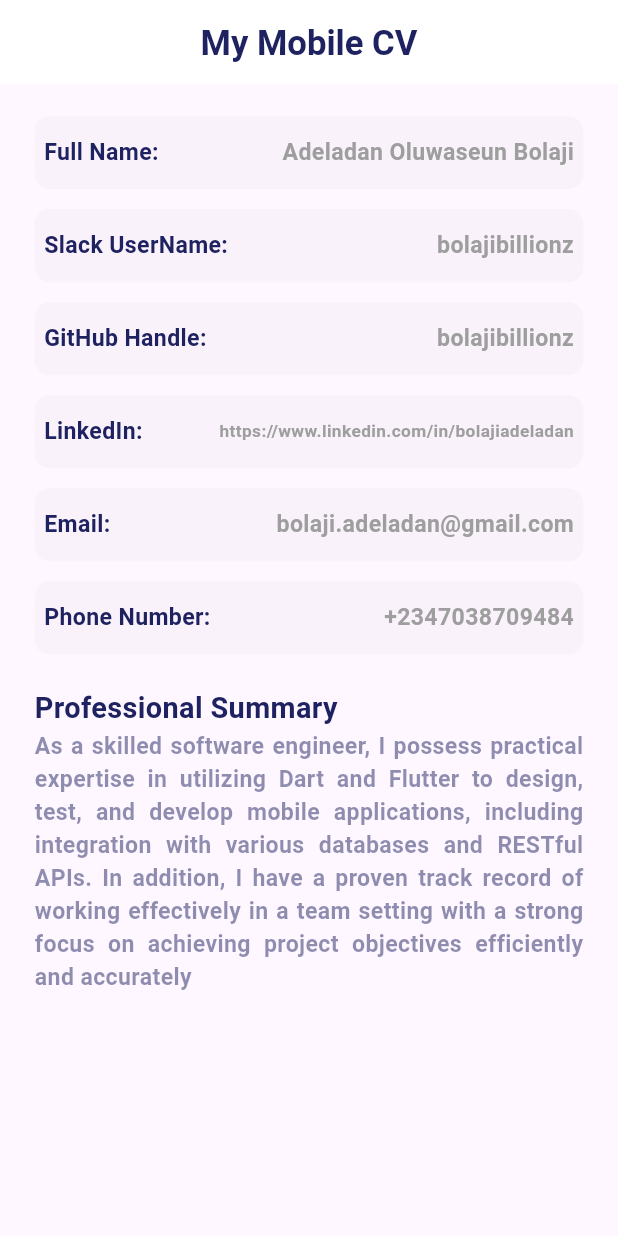
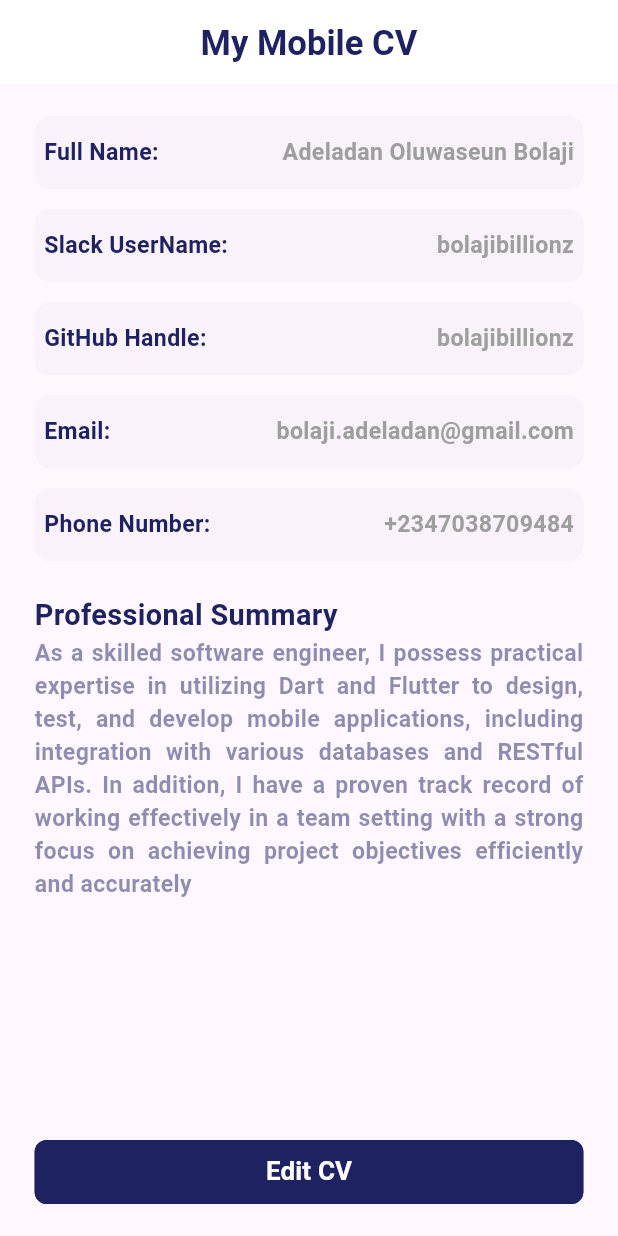
Before and after one commit to bolajibillionz/hngx_second_task-Mobile_CV_app, a Flutter app: the screen it shows after launch, on a phone screen of 412 x 824 dp. Run offline on Flutter 3.47's test engine with Material 2 defaults, Android fonts, the phone set to English and light mode, and no system bars.

Commit message:
edit Cv implemented

```diff
--- a/lib/constants/custom_button.dart
+++ b/lib/constants/custom_button.dart
@@ -8,13 +8,10 @@ class BuildCustomButton extends StatelessWidget {
     super.key,
     required this.onPressed,
     required this.buttonText,
-
   });
 
   final void Function()? onPressed;
   final String buttonText;
-
-
 
   @override
   Widget build(BuildContext context) {
@@ -31,7 +28,7 @@ class BuildCustomButton extends StatelessWidget {
                 side: BorderSide(color: AppColor.primaryColor))),
         child: buildCustomText(
             inputText: buttonText,
-            fontSize: 14,
+            fontSize: 18,
             weight: FontWeight.bold,
             colorName: AppColor.generalWhite),
       ),
--- a/lib/screens/home_page.dart
+++ b/lib/screens/home_page.dart
@@ -1,10 +1,25 @@
 import 'package:flutter/material.dart';
 import 'package:hngx_second_project/constants/constants.dart';
+import 'package:hngx_second_project/constants/custom_button.dart';
 import 'package:hngx_second_project/constants/custom_text.dart';
 import 'package:hngx_second_project/constants/size_config.dart';
+import 'package:hngx_second_project/screens/edit_cv_page.dart';
 
 class HomePage extends StatelessWidget {
-  const HomePage({super.key});
+  final String fullName;
+  final String slackName;
+  final String gitHubHandle;
+  final String email;
+  final String phoneNumber;
+  final String summary;
+  const HomePage({super.key,
+    required this.fullName,
+      required this.slackName,
+      required this.gitHubHandle,
+      required this.email,
+      required this.phoneNumber,
+      required this.summary
+   });
 
   @override
   Widget build(BuildContext context) {
@@ -13,6 +28,7 @@ class HomePage extends StatelessWidget {
       appBar: AppBar(
         backgroundColor: AppColor.generalWhite,
         elevation: 0,
+        automaticallyImplyLeading: false,
         centerTitle: true,
         title: buildCustomText(
             inputText: AppTexts.title,
@@ -28,16 +44,17 @@ class HomePage extends StatelessWidget {
           child: Column(
             crossAxisAlignment: CrossAxisAlignment.start,
             children: [
-              buildCVDetails(title: 'Full Name:', subTitle: AppTexts.fullName),
+              buildCVDetails(title: 'Full Name:', subTitle: fullName),
               buildCVDetails(
-                  title: 'Slack UserName:', subTitle: AppTexts.slackName),
+                  title: 'Slack UserName:', subTitle: slackName),
               buildCVDetails(
-                  title: 'GitHub Handle:', subTitle: AppTexts.gitHubHandle),
-              buildCVDetails(title: 'LinkedIn:', subTitle: AppTexts.linkedIn),
-              buildCVDetails(title: 'Email:', subTitle: AppTexts.email),
+                  title: 'GitHub Handle:', subTitle: gitHubHandle),
+              buildCVDetails(title: 'Email:', subTitle: email),
               buildCVDetails(
-                  title: 'Phone Number:', subTitle: AppTexts.phoneNumber),
-                  SizedBox(height: getProportionateScreenHeight(10),),
+                  title: 'Phone Number:', subTitle: phoneNumber),
+              SizedBox(
+                height: getProportionateScreenHeight(10),
+              ),
               buildCustomText(
                   inputText: 'Professional Summary',
                   fontSize: 20,
@@ -45,10 +62,26 @@ class HomePage extends StatelessWidget {
                   colorName: AppColor.primaryColor),
               Expanded(
                 child: buildCustomCenterText(
-                    inputText: AppTexts.brief,
+                    inputText: summary,
                     fontSize: 16,
                     weight: FontWeight.w700,
                     colorName: AppColor.primaryColor.withOpacity(0.5)),
+              ),
+              BuildCustomButton(
+                onPressed: () {
+                  Navigator.push(
+                      context,
+                      MaterialPageRoute(
+                          builder: (context) => EditCVScreen(
+                                fullName: fullName,
+                                slackName: slackName,
+                                gitHubHandle: gitHubHandle,
+                                summary: summary,
+                                email: email,
+                                phoneNumber: phoneNumber,
+                              )));
+                },
+                buttonText: 'Edit CV',
               )
             ],
           ),
```
Also changed, not shown: lib/screens/edit_cv_page.dart (added, +183 -0 lines), lib/screens/splash_screen.dart (+9 -1 lines), 2 other files.
